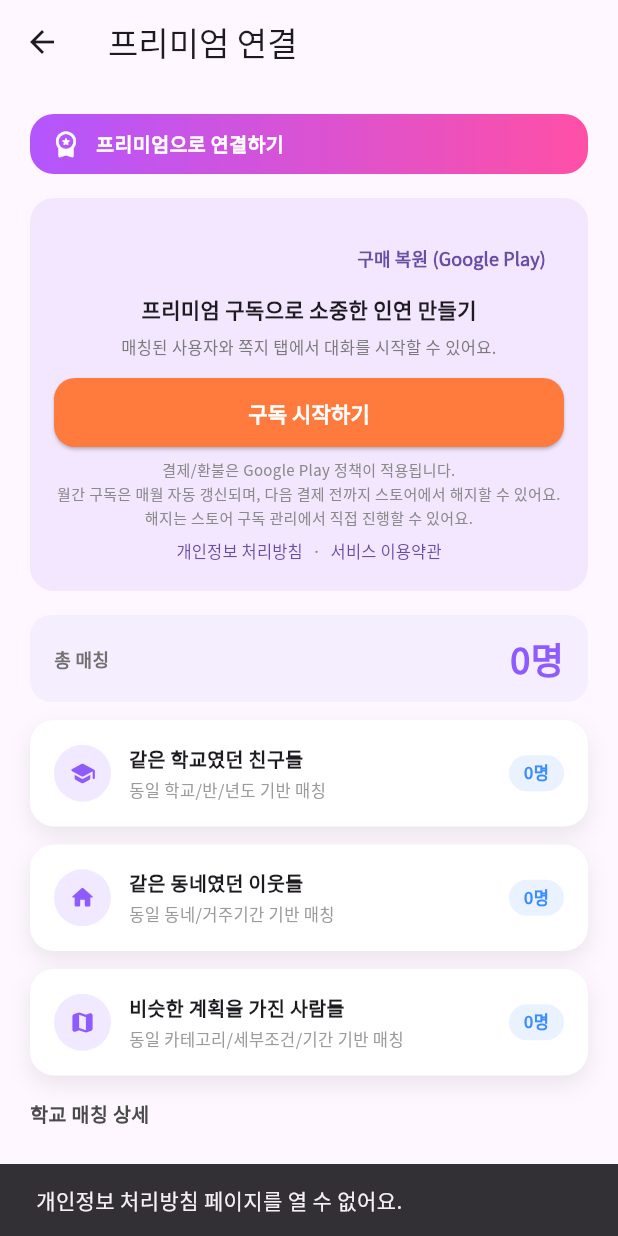
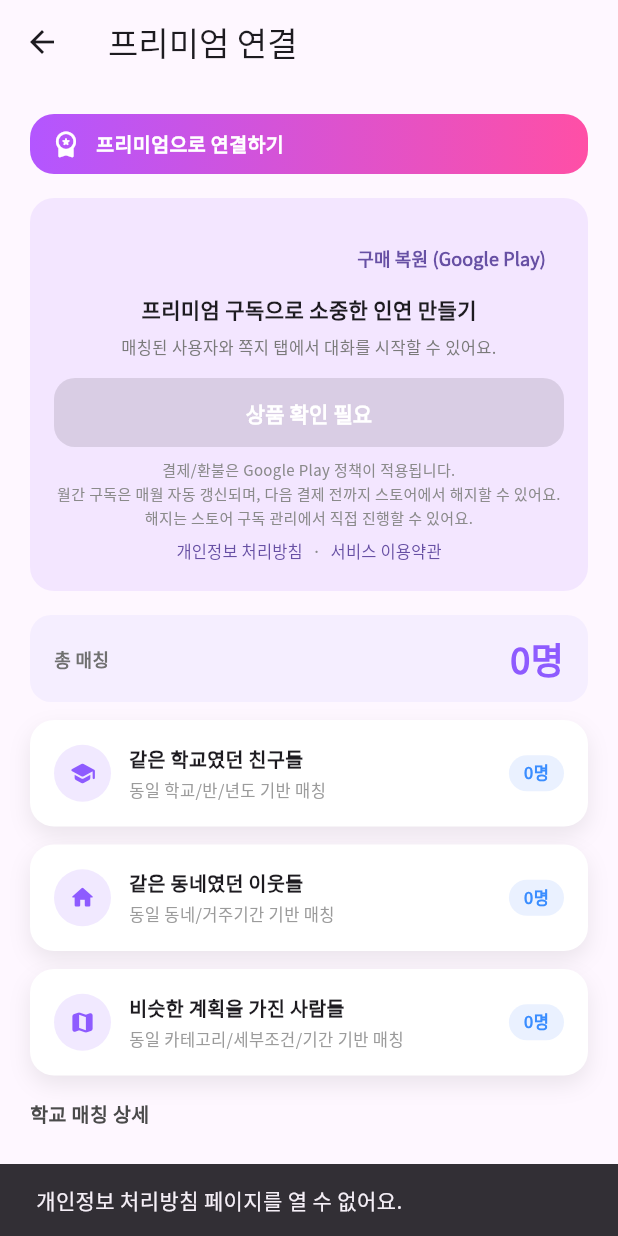
Before and after one commit to hey-sungjunpark/LifeisBonus, a Flutter app: the PremiumConnectScreen screen opened directly, after a tap on "개인정보 처리방침", on a phone screen of 412 x 824 dp. Run offline on Flutter 3.47's test engine with Material 3 defaults, Android fonts, the phone set to English and light mode, and no system bars; our stand-ins replace cloud_firestore, cloud_functions, firebase_auth, firebase_core, firebase_messaging, firebase_storage and 7 more; missing offline and left inert: flutter_naver_login, kakao_flutter_sdk_user, video_thumbnail; accounts and stored records are empty; generated files the repository leaves out were written again.

Commit message:
Fix iOS IAP product loading flow

```diff
--- a/lifeisbonus/lib/screens/premium_connect_screen.dart
+++ b/lifeisbonus/lib/screens/premium_connect_screen.dart
@@ -33,6 +33,7 @@ class _PremiumConnectScreenState extends State<PremiumConnectScreen> {
   bool _restoring = false;
   bool _loadingProducts = true;
   List<ProductDetails> _products = const [];
+  String? _productLoadError;
   PremiumStatus? _status;
   int _schoolMatchCount = 0;
   int _neighborhoodMatchCount = 0;
@@ -90,6 +91,30 @@ class _PremiumConnectScreenState extends State<PremiumConnectScreen> {
     });
     try {
       await IapSubscriptionService.instance.initialize();
+      await _loadProducts();
+    } catch (e) {
+      if (mounted) {
+        _showSnack(
+          '구독 상품 정보를 불러오지 못했어요. (${e.toString().replaceAll('Exception: ', '')})',
+        );
+      }
+    } finally {
+      if (mounted) {
+        setState(() {
+          _loadingProducts = false;
+        });
+      }
+    }
+  }
+
+  Future<void> _loadProducts() async {
+    if (mounted) {
+      setState(() {
+        _loadingProducts = true;
+        _productLoadError = null;
+      });
+    }
+    try {
       final products = await IapSubscriptionService.instance.queryProducts();
       if (!mounted) {
         return;
@@ -98,11 +123,15 @@ class _PremiumConnectScreenState extends State<PremiumConnectScreen> {
         _products = products;
       });
     } catch (e) {
-      if (mounted) {
-        _showSnack(
-          '구독 상품 정보를 불러오지 못했어요. (${e.toString().replaceAll('Exception: ', '')})',
-        );
+      if (!mounted) {
+        return;
       }
+      final message = e.toString().replaceAll('Exception: ', '');
+      setState(() {
+        _products = const [];
+        _productLoadError = message;
+      });
+      _showSnack('구독 상품 정보를 불러오지 못했어요. ($message)');
     } finally {
       if (mounted) {
         setState(() {
@@ -691,10 +720,13 @@ class _PremiumConnectScreenState extends State<PremiumConnectScreen> {
                       purchaseInProgress: _purchaseInProgress,
                       restoring: _restoring,
                       loadingProducts: _loadingProducts,
+                      productLoadError: _productLoadError,
                       priceLabel: _products.isNotEmpty
                           ? _products.first.price
                           : null,
                       isIOS: Platform.isIOS,
+                      hasProducts: _products.isNotEmpty,
+                      onRetryLoadProducts: _loadProducts,
                     ),
                     const SizedBox(height: 16),
                   ] else ...[
@@ -1106,8 +1138,11 @@ class _SubscribeCard extends StatelessWidget {
     required this.purchaseInProgress,
     required this.restoring,
     required this.loadingProducts,
+    required this.productLoadError,
     required this.priceLabel,
     required this.isIOS,
+    required this.hasProducts,
+    required this.onRetryLoadProducts,
   });
 
   final VoidCallback onSubscribe;
@@ -1117,8 +1152,11 @@ class _SubscribeCard extends StatelessWidget {
   final bool purchaseInProgress;
   final bool restoring;
   final bool loadingProducts;
+  final String? productLoadError;
   final String? priceLabel;
   final bool isIOS;
+  final bool hasProducts;
+  final Future<void> Function() onRetryLoadProducts;
 
   @override
   Widget build(BuildContext context) {
@@ -1164,11 +1202,49 @@ class _SubscribeCard extends StatelessWidget {
             textAlign: TextAlign.center,
           ),
           const SizedBox(height: 12),
+          if (productLoadError != null) ...[
+            Container(
+              width: double.infinity,
+              padding: const EdgeInsets.symmetric(horizontal: 12, vertical: 10),
+              decoration: BoxDecoration(
+                color: Colors.white.withValues(alpha: 0.72),
+                borderRadius: BorderRadius.circular(12),
+              ),
+              child: Column(
+                children: [
+                  Text(
+                    '구독 상품을 불러오지 못했습니다.',
+                    style: const TextStyle(
+                      fontSize: 12,
+                      fontWeight: FontWeight.w700,
+                      color: Color(0xFF9A3F14),
+                    ),
+                    textAlign: TextAlign.center,
+                  ),
+                  const SizedBox(height: 4),
+                  Text(
+                    productLoadError!,
+                    style: const TextStyle(
+                      fontSize: 11,
+                      color: Color(0xFF7A5B52),
+                    ),
+                    textAlign: TextAlign.center,
+                  ),
+                  const SizedBox(height: 8),
+                  OutlinedButton(
+                    onPressed: loadingProducts ? null : onRetryLoadProducts,
+                    child: const Text('상품 다시 불러오기'),
+                  ),
+                ],
+              ),
+            ),
+            const SizedBox(height: 12),
+          ],
           SizedBox(
             width: double.infinity,
             height: 46,
             child: ElevatedButton(
-              onPressed: (purchaseInProgress || loadingProducts)
+              onPressed: (purchaseInProgress || loadingProducts || !hasProducts)
                   ? null
                   : onSubscribe,
               style: ElevatedButton.styleFrom(
@@ -1187,7 +1263,11 @@ class _SubscribeCard extends StatelessWidget {
                       ),
                     )
                   : Text(
-                      loadingProducts ? '상품 조회 중...' : '구독 시작하기',
+                      loadingProducts
+                          ? '상품 조회 중...'
+                          : hasProducts
+                          ? '구독 시작하기'
+                          : '상품 확인 필요',
                       style: const TextStyle(
                         color: Colors.white,
                         fontWeight: FontWeight.w700,
--- a/lifeisbonus/lib/screens/settings_screen.dart
+++ b/lifeisbonus/lib/screens/settings_screen.dart
@@ -9,6 +9,7 @@ import 'package:shared_preferences/shared_preferences.dart';
 import 'package:url_launcher/url_launcher.dart';
 
 import '../services/app_settings_service.dart';
+import '../services/iap_subscription_service.dart';
 import '../services/premium_service.dart';
 import '../services/push_notification_service.dart';
 import 'login_screen.dart';
@@ -330,7 +331,8 @@ class _SettingsScreenState extends State<SettingsScreen> {
                       }
                       final uri =
                           await PremiumService.buildManageSubscriptionUri(
-                            productId: 'lifeisbonus_premium_monthly',
+                            productId:
+                                IapSubscriptionService.productId,
                           );
                       if (uri == null) {
                         if (!mounted) {
--- a/lifeisbonus/lib/services/iap_subscription_service.dart
+++ b/lifeisbonus/lib/services/iap_subscription_service.dart
@@ -27,7 +27,7 @@ class IapSubscriptionService {
 
   static const String productId = String.fromEnvironment(
     'PREMIUM_SUBSCRIPTION_PRODUCT_ID',
-    defaultValue: 'lifeisbonus_premium_monthly',
+    defaultValue: 'lifeisbonus_premium_monthly_9900',
   );
 
   static const String androidPackageName = String.fromEnvironment(
```
